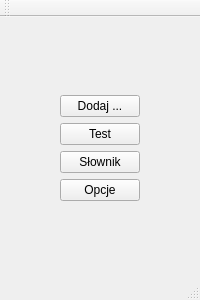
First picture: the form in ui/main.ui, repository BStalewski/lanler, before the edit.
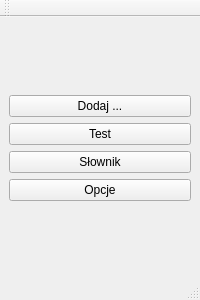
Second picture: the form after the edit.

Commit message: Right Frame get maximal available size, columns in tables have high widths set

```diff
--- a/ui/main.ui
+++ b/ui/main.ui
@@ -26,19 +26,9 @@
    <layout class="QGridLayout" name="gridLayout">
     <item row="0" column="0">
      <layout class="QHBoxLayout" name="horizontalLayout">
-      <item>
-       <spacer name="horizontalSpacer_2">
-        <property name="orientation">
-         <enum>Qt::Horizontal</enum>
-        </property>
-        <property name="sizeHint" stdset="0">
-         <size>
-          <width>40</width>
-          <height>20</height>
-         </size>
-        </property>
-       </spacer>
-      </item>
+      <property name="sizeConstraint">
+       <enum>QLayout::SetMaximumSize</enum>
+      </property>
       <item>
        <layout class="QVBoxLayout" name="verticalLayout">
         <item>
@@ -97,19 +87,6 @@
         </item>
        </layout>
       </item>
-      <item>
-       <spacer name="horizontalSpacer">
-        <property name="orientation">
-         <enum>Qt::Horizontal</enum>
-        </property>
-        <property name="sizeHint" stdset="0">
-         <size>
-          <width>40</width>
-          <height>20</height>
-         </size>
-        </property>
-       </spacer>
-      </item>
      </layout>
     </item>
    </layout>
```
The commit also changes 19 other files.
